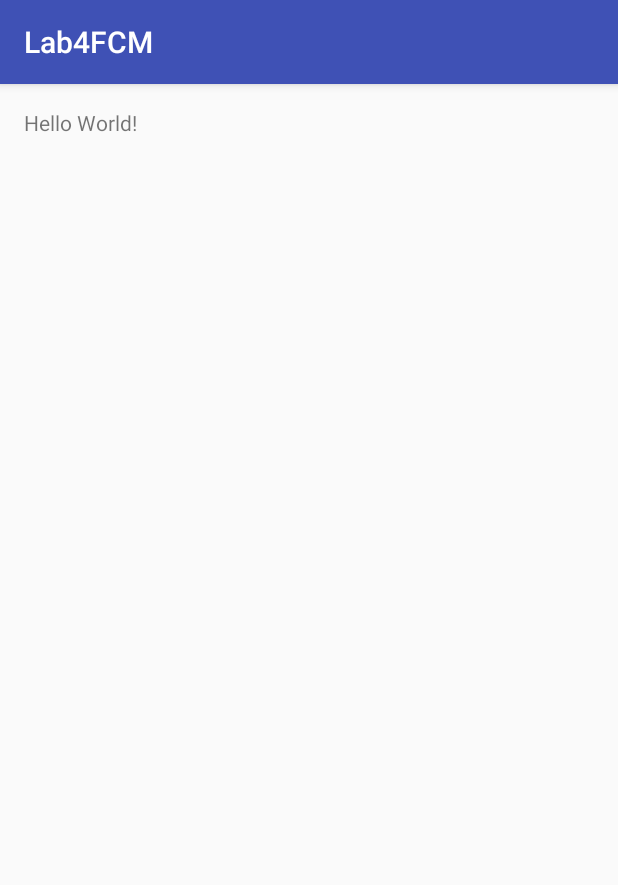
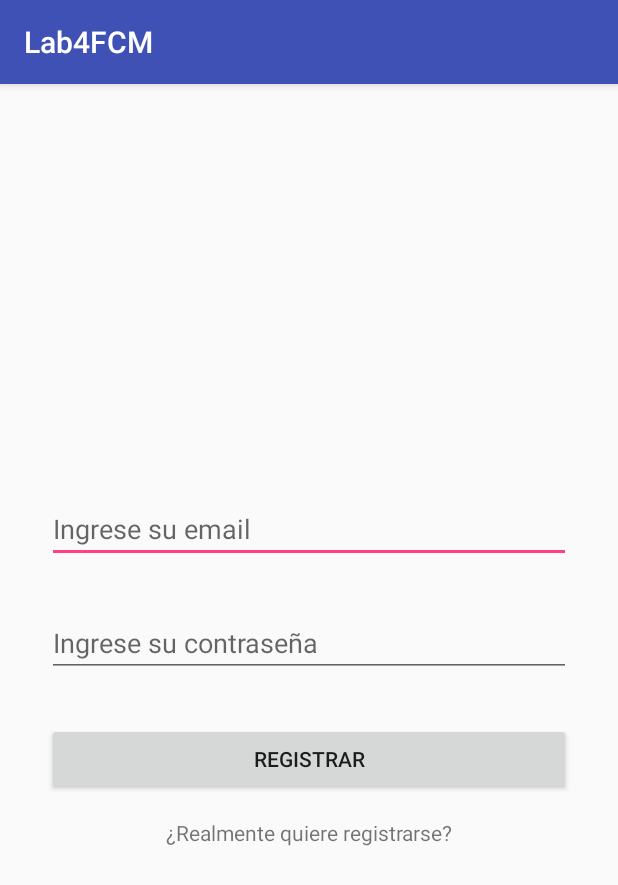
Before and after one commit to VaneGuz/la4compumovil, an Android app: the screen it shows after launch (MainActivity), on a phone screen of 412 x 824 dp. Shown: the top 885 px of the screen. Run offline under Robolectric (Android 15) with nearby library versions, the phone set to English and light mode, and no system bars; our stand-ins replace Firebase (no records; nobody signed in at launch, a user with empty details on screens opened directly).

Commit message:
Login solo con correo y password

```diff
--- a/LabCM20171_Entregado/build.gradle
+++ b/LabCM20171_Entregado/build.gradle
@@ -5,7 +5,8 @@ buildscript {
         jcenter()
     }
     dependencies {
-        classpath 'com.android.tools.build:gradle:2.2.3'
+        classpath 'com.android.tools.build:gradle:2.3.1'
+        classpath 'com.google.gms:google-services:3.0.0'
 
         // NOTE: Do not place your application dependencies here; they belong
         // in the individual module build.gradle files
--- a/LabCM20171_Entregado/lab4fcm/src/main/AndroidManifest.xml
+++ b/LabCM20171_Entregado/lab4fcm/src/main/AndroidManifest.xml
@@ -1,6 +1,8 @@
 <?xml version="1.0" encoding="utf-8"?>
 <manifest xmlns:android="http://schemas.android.com/apk/res/android"
     package="co.edu.udea.compumovil.gr05_20171.lab4">
+
+    <uses-permission android:name="android.permission.INTERNET"/>
 
     <application android:allowBackup="true" android:icon="@mipmap/ic_launcher"
         android:label="@string/app_name" android:supportsRtl="true" android:theme="@style/AppTheme">
--- a/LabCM20171_Entregado/lab4fcm/src/main/java/co/edu/udea/compumovil/gr05_20171/lab4/MainActivity.java
+++ b/LabCM20171_Entregado/lab4fcm/src/main/java/co/edu/udea/compumovil/gr05_20171/lab4/MainActivity.java
@@ -1,13 +1,106 @@
 package co.edu.udea.compumovil.gr05_20171.lab4;
 
+import android.app.ProgressDialog;
+import android.os.Bundle;
+import android.support.annotation.NonNull;
 import android.support.v7.app.AppCompatActivity;
-import android.os.Bundle;
+import android.text.TextUtils;
+import android.view.View;
+import android.widget.Button;
+import android.widget.EditText;
+import android.widget.TextView;
+import android.widget.Toast;
 
-public class MainActivity extends AppCompatActivity {
+import com.google.android.gms.tasks.OnCompleteListener;
+import com.google.android.gms.tasks.Task;
+import com.google.firebase.auth.AuthResult;
+import com.google.firebase.auth.FirebaseAuth;
+
+public class MainActivity extends AppCompatActivity implements View.OnClickListener {
+
+    //defining view objects
+    private EditText editTextEmail;
+    private EditText editTextPassword;
+    private Button buttonRegister;
+    private TextView textViewSignin;
+    private ProgressDialog progressDialog;
+
+
+    //defining firebaseauth object
+    private FirebaseAuth firebaseAuth;
 
     @Override
     protected void onCreate(Bundle savedInstanceState) {
         super.onCreate(savedInstanceState);
         setContentView(R.layout.activity_main);
+
+        //initializing firebase auth object
+        firebaseAuth = FirebaseAuth.getInstance();
+
+        //initializing views
+
+        progressDialog= new ProgressDialog(this);
+        editTextEmail = (EditText) findViewById(R.id.editTextEmail);
+        editTextPassword = (EditText) findViewById(R.id.editTextPassword);
+        buttonRegister = (Button) findViewById(R.id.buttonRegister);
+        textViewSignin = (TextView) findViewById(R.id.textViewSignin);
+
+
+        //attaching listener to button
+        buttonRegister.setOnClickListener(this);
+        textViewSignin.setOnClickListener(this);
+           }
+
+    private void registerUser(){
+
+        //getting email and password from edit texts
+        String email = editTextEmail.getText().toString().trim();
+        String password  = editTextPassword.getText().toString().trim();
+
+        //checking if email and passwords are empty
+        if(TextUtils.isEmpty(email)){
+            Toast.makeText(this,"Ingrese el email",Toast.LENGTH_LONG).show();
+            return;
+        }
+
+        if(TextUtils.isEmpty(password)){
+            Toast.makeText(this,"Ingrese la contraseña",Toast.LENGTH_LONG).show();
+            return;
+        }
+
+        //if the email and password are not empty
+        //displaying a progress dialog
+        progressDialog.setMessage("Registrando usuario...");
+        progressDialog.show();
+
+        //creating a new user
+        firebaseAuth.createUserWithEmailAndPassword(email, password)
+                .addOnCompleteListener(this, new OnCompleteListener<AuthResult>() {
+                    @Override
+                    public void onComplete(@NonNull Task<AuthResult> task) {
+                        //checking if success
+                        if(task.isSuccessful()){
+                            //display some message here
+                            Toast.makeText(MainActivity.this,"Registro correcto",Toast.LENGTH_LONG).show();
+                        }else{
+                            //display some message here
+                            Toast.makeText(MainActivity.this,"Usuario ya registrado",Toast.LENGTH_LONG).show();
+                        }
+
+                    }
+                });
+
     }
+
+    @Override
+    public void onClick(View view) {
+        if(view == buttonRegister){
+        registerUser();
+    }
+
+    if(view == textViewSignin){
+
+    }
+    }
+
 }
--- a/LabCM20171_Entregado/lab4fcm/src/main/res/layout/activity_main.xml
+++ b/LabCM20171_Entregado/lab4fcm/src/main/res/layout/activity_main.xml
@@ -7,7 +7,42 @@
     android:paddingRight="@dimen/activity_horizontal_margin"
     android:paddingTop="@dimen/activity_vertical_margin"
     tools:context="co.edu.udea.compumovil.gr05_20171.lab4.MainActivity">
+<LinearLayout
 
-    <TextView android:layout_width="wrap_content" android:layout_height="wrap_content"
-        android:text="Hello World!" />
+    android:layout_centerHorizontal="true"
+    android:layout_centerVertical="true"
+    android:orientation="vertical"
+    android:layout_width="match_parent"
+    android:layout_height="wrap_content">
+
+    <EditText
+        android:layout_margin="15dp"
+        android:inputType="textEmailAddress"
+        android:hint="Ingrese su email"
+        android:id="@+id/editTextEmail"
+        android:layout_width="match_parent"
+        android:layout_height="wrap_content" />
+
+    <EditText
+        android:layout_margin="15dp"
+        android:inputType="textWebPassword"
+        android:hint="Ingrese su contraseña"
+        android:id="@+id/editTextPassword"
+        android:layout_width="match_parent"
+        android:layout_height="wrap_content" />
+<Button
+    android:layout_margin="15dp"
+    android:id="@+id/buttonRegister"
+    android:text="Registrar"
+    android:layout_width="match_parent"
+    android:layout_height="wrap_content" />
+
+    <TextView
+        android:textAlignment="center"
+        android:text="¿Realmente quiere registrarse?"
+        android:id="@+id/textViewSignin"
+        android:layout_width="match_parent"
+        android:layout_height="wrap_content" />
+
+</LinearLayout>
 </RelativeLayout>
--- /dev/null
+++ b/LabCM20171_Entregado/lab4fcm/src/main/res/values/ids.xml
@@ -0,0 +1,4 @@
+<?xml version="1.0" encoding="utf-8"?>
+<resources>
+    <item name="buttonSignin" type="id" />
+</resources>
```
Also changed, not shown: LabCM20171_Entregado/lab4fcm/build.gradle (+6 -3 lines), LabCM20171_Entregado/lab4fcm/src/main/java/co/edu/udea/compumovil/gr05_20171/lab4/firebase/FirebaseActivity.java (deleted, +0 -85 lines), LabCM20171_Entregado/lab4fcm/src/main/java/co/edu/udea/compumovil/gr05_20171/lab4/firebase/FirebaseReferences.java (deleted, +0 -11 lines).
